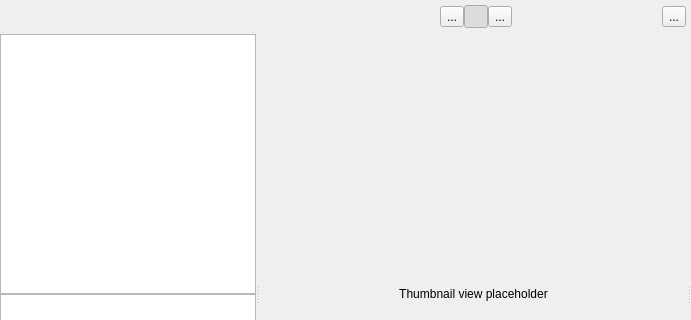
o3de/o3de, file Code/Editor/AzAssetBrowser/AzAssetBrowserWindow.ui: the form before one commit; both pictures show x 0 to 691 and y 0 to 320 of the 691 by 554 pixel window.
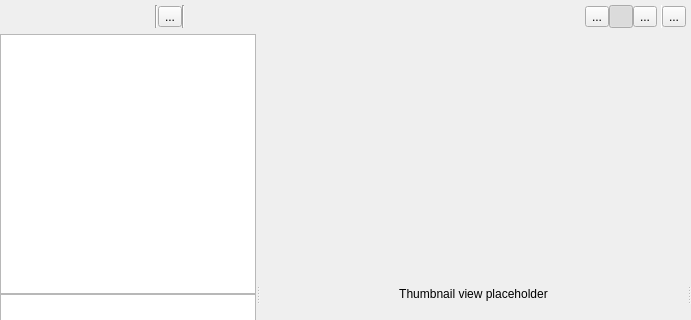
The form after the commit. Icons and pictures are not drawn. Custom widgets are drawn as their Qt base class.

Commit message:
Jjjoness/create add button in the header of asset browser#13652 (#13737)
* Added + button to Asset Browser

* Added missing svg file

* Chnges from PR

* Changes from PR

Diff of the .ui file:
```diff
--- a/Code/Editor/AzAssetBrowser/AzAssetBrowserWindow.ui
+++ b/Code/Editor/AzAssetBrowser/AzAssetBrowserWindow.ui
@@ -48,8 +48,8 @@
        <rect>
         <x>0</x>
         <y>0</y>
-        <width>671</width>
-        <height>534</height>
+        <width>691</width>
+        <height>554</height>
        </rect>
       </property>
       <layout class="QVBoxLayout" name="scrollAreaVerticalLayout">
@@ -82,6 +82,47 @@
          <property name="bottomMargin">
           <number>5</number>
          </property>
+         <item>
+          <widget class="AzToolsFramework::AssetBrowser::SearchWidget" name="m_searchWidget" native="true">
+           <property name="sizePolicy">
+            <sizepolicy hsizetype="Maximum" vsizetype="Preferred">
+             <horstretch>0</horstretch>
+             <verstretch>0</verstretch>
+            </sizepolicy>
+           </property>
+           <property name="minimumSize">
+            <size>
+             <width>150</width>
+             <height>0</height>
+            </size>
+           </property>
+          </widget>
+         </item>
+         <item>
+          <widget class="Line" name="line">
+           <property name="orientation">
+            <enum>Qt::Vertical</enum>
+           </property>
+          </widget>
+         </item>
+         <item>
+          <widget class="QToolButton" name="m_createButton">
+           <property name="text">
+            <string>...</string>
+           </property>
+           <property name="icon">
+            <iconset resource="../../Framework/AzQtComponents/AzQtComponents/Components/resources.qrc">
+             <normaloff>:/Gallery/Add.svg</normaloff>:/Gallery/Add.svg</iconset>
+           </property>
+          </widget>
+         </item>
+         <item>
+          <widget class="Line" name="line_2">
+           <property name="orientation">
+            <enum>Qt::Vertical</enum>
+           </property>
+          </widget>
+         </item>
          <item>
           <widget class="QWidget" name="m_breadcrumbsWrapper" native="true">
            <property name="sizePolicy">
@@ -171,19 +212,44 @@
           </widget>
          </item>
          <item>
-          <widget class="AzToolsFramework::AssetBrowser::SearchWidget" name="m_searchWidget" native="true">
-           <property name="sizePolicy">
-            <sizepolicy hsizetype="Maximum" vsizetype="Preferred">
-             <horstretch>0</horstretch>
-             <verstretch>0</verstretch>
-            </sizepolicy>
+          <spacer name="horizontalSpacer">
+           <property name="orientation">
+            <enum>Qt::Horizontal</enum>
            </property>
+           <property name="sizeType">
+            <enum>QSizePolicy::Fixed</enum>
+           </property>
+           <property name="sizeHint" stdset="0">
+            <size>
+             <width>4</width>
+             <height>20</height>
+            </size>
+           </property>
+          </spacer>
+         </item>
+         <item>
+          <widget class="QFrame" name="frame">
            <property name="minimumSize">
             <size>
-             <width>150</width>
+             <width>1</width>
              <height>0</height>
             </size>
            </property>
+           <property name="styleSheet">
+            <string notr="true">QFrame { color : white;}</string>
+           </property>
+           <property name="frameShape">
+            <enum>QFrame::Box</enum>
+           </property>
+           <property name="frameShadow">
+            <enum>QFrame::Plain</enum>
+           </property>
+           <property name="lineWidth">
+            <number>1</number>
+           </property>
+           <property name="midLineWidth">
+            <number>0</number>
+           </property>
           </widget>
          </item>
          <item>
```
The commit also changes 2 other files.
